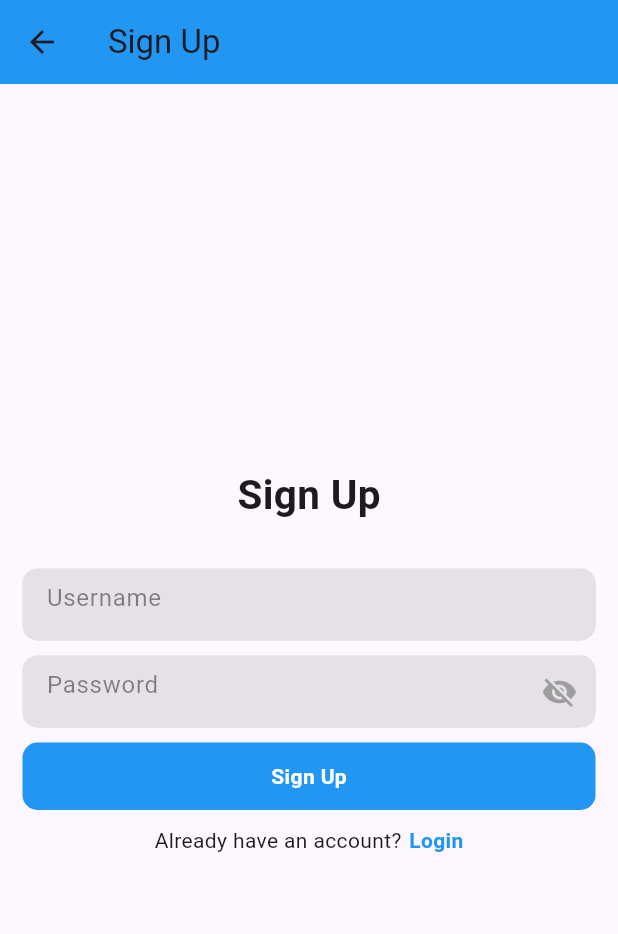
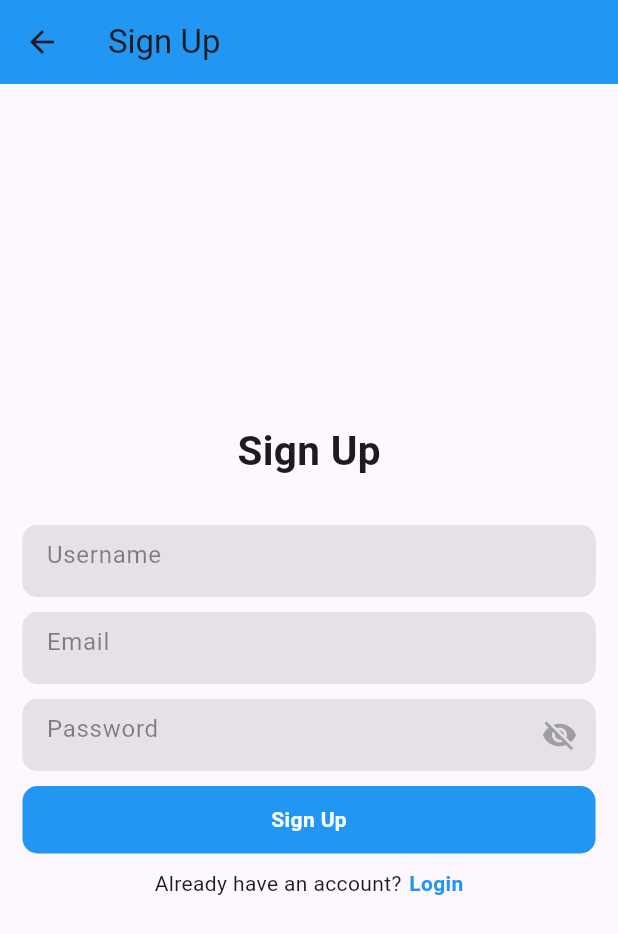
Before and after one commit to fedecasani/smartup_test, a Flutter app: the screen it shows after launch, after a tap on "Register", on a phone screen of 412 x 824 dp. Shown: the top 934 px of the screen. Run offline on Flutter 3.47's test engine with Material 3 defaults, Android fonts, the phone set to English and light mode, and no system bars; our stand-ins replace firebase_auth, firebase_core; accounts and stored records are empty; network calls fail.

Commit message:
login and signup with firebase complete

```diff
--- /dev/null
+++ b/lib/features/user_auth/firebase_auth_implementation/firebase_auth_services.dart
@@ -0,0 +1,28 @@
+import 'package:firebase_auth/firebase_auth.dart';
+
+class FirebaseAuthService{
+
+  FirebaseAuth _auth = FirebaseAuth.instance;
+
+  Future<User?> signUpWithEmailAndPassword(String email, String password) async {
+    try {
+      UserCredential credential = await _auth.createUserWithEmailAndPassword(email: email, password: password);
+      return credential.user;
+  } catch (e) {
+    print("Some error occured");
+  }
+  return null;
+  }
+
+  Future<User?> signInWithEmailAndPassword(String email, String password) async {
+    try {
+      UserCredential credential = await _auth.signInWithEmailAndPassword(email: email, password: password);
+      return credential.user;
+  } catch (e) {
+    print("Some error occured");
+  }
+  return null;
+  }
+
+
+}
--- a/lib/features/user_auth/presentation/pages/sign_up_page.dart
+++ b/lib/features/user_auth/presentation/pages/sign_up_page.dart
@@ -1,9 +1,32 @@
+import 'package:firebase_auth/firebase_auth.dart';
+import 'package:firebase_core/firebase_core.dart';
 import 'package:flutter/material.dart';
+import 'package:smartup_test/features/user_auth/firebase_auth_implementation/firebase_auth_services.dart';
+import 'package:smartup_test/features/user_auth/presentation/pages/home_page.dart';
 import 'package:smartup_test/features/user_auth/presentation/pages/login_page.dart';
 import 'package:smartup_test/features/user_auth/presentation/widgets/form_container_widget.dart';
 
-class SignUpPage extends StatelessWidget {
+class SignUpPage extends StatefulWidget {
   const SignUpPage({super.key});
+
+  @override
+  State<SignUpPage> createState() => _SignUpPageState();
+}
+
+class _SignUpPageState extends State<SignUpPage> {
+
+  final FirebaseAuthService _auth = FirebaseAuthService();
+  TextEditingController _usernameController = TextEditingController();
+  TextEditingController _emailController = TextEditingController();
+  TextEditingController _passwordController = TextEditingController();
+
+  @override
+  void dispose() {
+    _usernameController.dispose();
+    _emailController.dispose();
+    _passwordController.dispose();
+    super.dispose();
+  }
 
   @override
   Widget build(BuildContext context) {
@@ -24,16 +47,28 @@
               ),
               SizedBox(height: 30),
               FormContainerWidget(
+                controller: _usernameController,
                 hintText: "Username",
                 isPasswordField: false,
               ),
               SizedBox(height: 10),
               FormContainerWidget(
+                controller: _emailController,
+                hintText: "Email",
+                isPasswordField: false,
+              ),
+              SizedBox(height: 10),
+              FormContainerWidget(
+                controller: _passwordController,
                 hintText: "Password",
                 isPasswordField: true,
               ),
               SizedBox(height: 10),
-              Container(
+              GestureDetector(
+                onTap: () {
+                  _signUp();
+                },
+                child: Container(
                   width: double.infinity,
                   height: 45,
                   decoration: BoxDecoration(
@@ -48,6 +83,7 @@
                     ),
                   ),
                 ),
+              ),
               SizedBox(height: 10),
               Row(
                 mainAxisAlignment: MainAxisAlignment.center,
@@ -56,7 +92,10 @@
                   SizedBox(width: 5),
                   GestureDetector(
                       onTap: () {
-                      Navigator.push(context, MaterialPageRoute(builder: (context) => LoginPage()));
+                        Navigator.push(
+                            context,
+                            MaterialPageRoute(
+                                builder: (context) => LoginPage()));
                       },
                       child: Text(
                         "Login",
@@ -64,13 +103,29 @@
                           color: Colors.blue,
                           fontWeight: FontWeight.bold,
                         ),
-                    )
+                      ))
+                ],
               )
             ],
-          )],
           ),
         ),
       ),
     );
   }
+
+  void _signUp() async {
+    String username = _usernameController.text;
+    String email = _emailController.text;
+    String password = _passwordController.text;
+
+    User? user = await _auth.signUpWithEmailAndPassword(email, password);
+
+    if (user != null) {
+      print("User is successfully created");
+      Navigator.push(
+          context, MaterialPageRoute(builder: (context) => HomePage()));
+    } else {
+      print("Some error occured");
     }
+}
+}
--- a/lib/main.dart
+++ b/lib/main.dart
@@ -2,7 +2,9 @@
 import 'package:flutter/foundation.dart';
 import 'package:flutter/material.dart';
 import 'package:smartup_test/features/user_auth/presentation/pages/app/splash_screen/splash_screen.dart';
+import 'package:smartup_test/features/user_auth/presentation/pages/home_page.dart';
 import 'package:smartup_test/features/user_auth/presentation/pages/login_page.dart';
+import 'package:smartup_test/features/user_auth/presentation/pages/sign_up_page.dart';
 
 Future main() async {
   WidgetsFlutterBinding.ensureInitialized();
@@ -26,9 +28,14 @@
     return MaterialApp(
       debugShowCheckedModeBanner: false,
       title: 'Twitter',
-      home: SplashScreen(
-        child: const LoginPage(),
-      ),
+      routes: {
+        '/': (context) => SplashScreen(
+              child: LoginPage(),
+            ),
+        '/login': (context) => LoginPage(),
+        '/register': (context) => SignUpPage(),
+        '/home': (context) => HomePage(),
+      },
     );
   }
 }
```
Also changed, not shown: lib/features/user_auth/presentation/pages/home_page.dart (+33 -2 lines), lib/features/user_auth/presentation/pages/login_page.dart (+44 -8 lines). Lines whose indentation alone changed are shown as unchanged.
